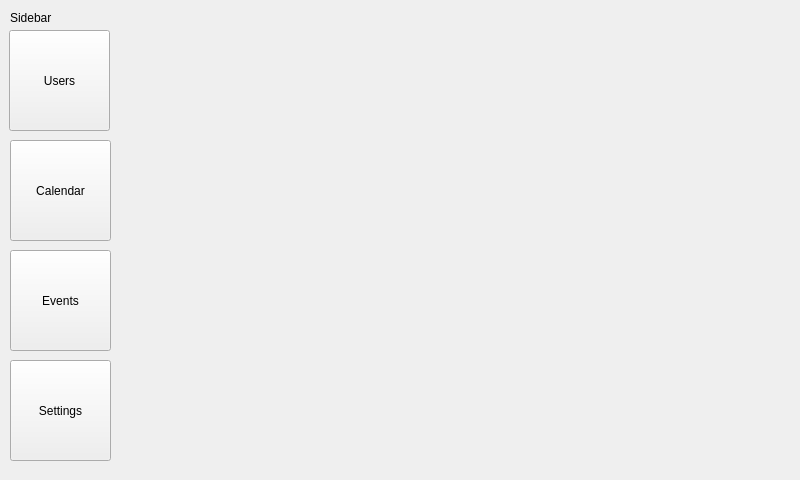
First picture: the form in client/decan-pyqt/views/resources/ui_files/main_view.ui, repository sebastiannoenning/decan, before the edit.
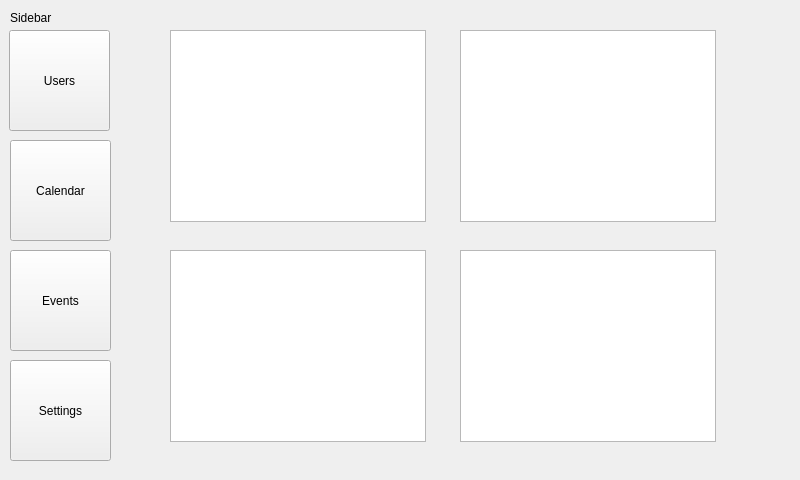
Second picture: the form after the edit. The open tabs and pages were chosen to show the change. Custom widgets are drawn as their Qt base class.

```diff
--- a/client/decan-pyqt/views/resources/ui_files/main_view.ui
+++ b/client/decan-pyqt/views/resources/ui_files/main_view.ui
@@ -436,20 +436,10 @@
          <property name="frameShadow">
           <enum>QFrame::Shadow::Raised</enum>
          </property>
-         <widget class="EventItem" name="widget" native="true">
-          <property name="geometry">
-           <rect>
-            <x>20</x>
-            <y>150</y>
-            <width>281</width>
-            <height>211</height>
-           </rect>
-          </property>
-         </widget>
         </widget>
        </widget>
       </widget>
-      <widget class="QTableView" name="tableView">
+      <widget class="QTableView" name="table">
        <property name="geometry">
         <rect>
          <x>360</x>
@@ -460,19 +450,52 @@
        </property>
       </widget>
      </widget>
-     <widget class="QWidget" name="page_set"/>
+     <widget class="QWidget" name="page_set">
+      <widget class="QTableView" name="table_user">
+       <property name="geometry">
+        <rect>
+         <x>40</x>
+         <y>20</y>
+         <width>256</width>
+         <height>192</height>
+        </rect>
+       </property>
+      </widget>
+      <widget class="QTableView" name="table_user_profile">
+       <property name="geometry">
+        <rect>
+         <x>330</x>
+         <y>20</y>
+         <width>256</width>
+         <height>192</height>
+        </rect>
+       </property>
+      </widget>
+      <widget class="QTableView" name="table_tags">
+       <property name="geometry">
+        <rect>
+         <x>40</x>
+         <y>240</y>
+         <width>256</width>
+         <height>192</height>
+        </rect>
+       </property>
+      </widget>
+      <widget class="QTableView" name="table_events">
+       <property name="geometry">
+        <rect>
+         <x>330</x>
+         <y>240</y>
+         <width>256</width>
+         <height>192</height>
+        </rect>
+       </property>
+      </widget>
+     </widget>
     </widget>
    </widget>
   </widget>
  </widget>
- <customwidgets>
-  <customwidget>
-   <class>EventItem</class>
-   <extends>QWidget</extends>
-   <header>views.resources.custom_classes.eventitem</header>
-   <container>1</container>
-  </customwidget>
- </customwidgets>
  <resources/>
  <connections/>
 </ui>
```
